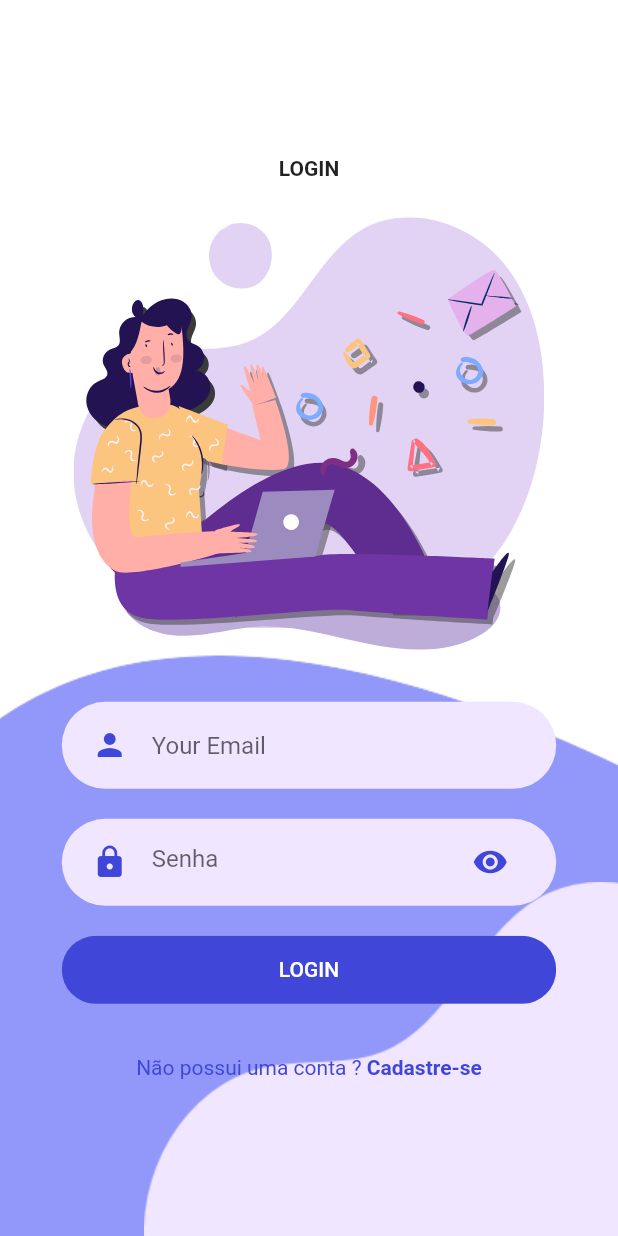
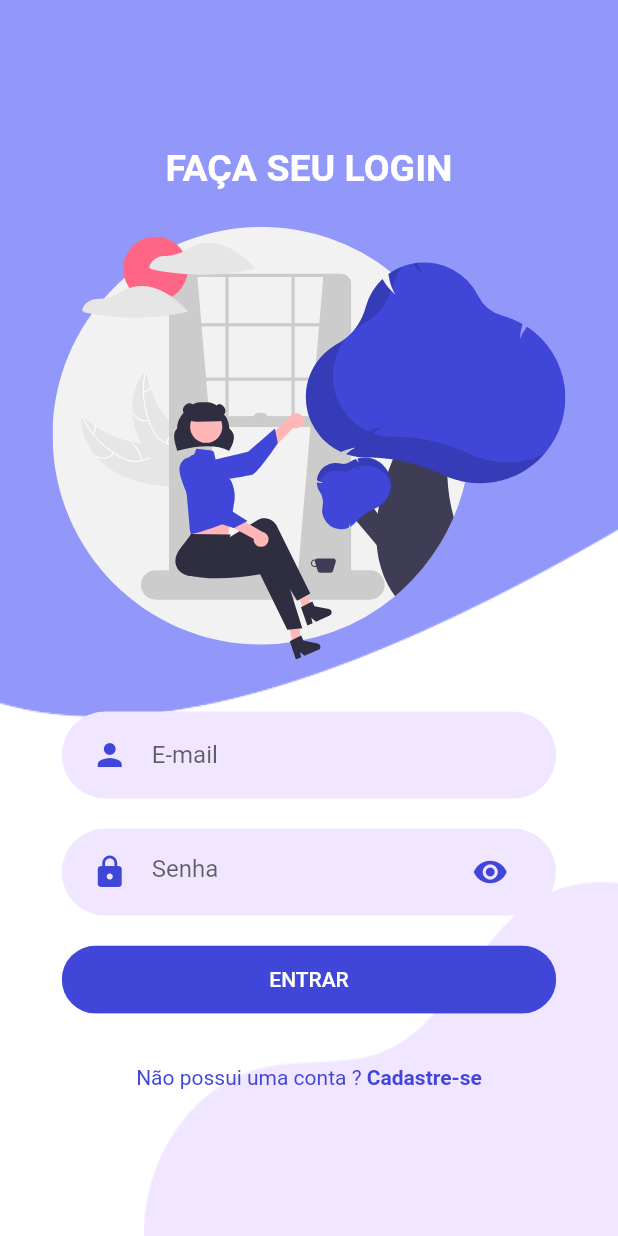
Before and after one commit to advairjunior/SindicosBR, a Flutter app: the screen it shows after launch, after a tap on "LOGIN", on a phone screen of 412 x 824 dp. Run offline on Flutter 3.47's test engine with Material 2 defaults, Android fonts, the phone set to English and light mode, and no system bars; our stand-ins replace flutter_svg.

Commit message:
Tela de login atualizada

```diff
--- a/lib/Screens/Login/components/background.dart
+++ b/lib/Screens/Login/components/background.dart
@@ -17,7 +17,7 @@ class Background extends StatelessWidget {
         alignment: Alignment.center,
         children: <Widget>[
           Positioned(
-            top: -200,
+            top: -980,
             child: Image.asset(
               "assets/images/contorno_cima.png",
             ),
--- a/lib/Screens/Login/components/body/body_mobile.dart
+++ b/lib/Screens/Login/components/body/body_mobile.dart
@@ -21,24 +21,27 @@ class BodyMobile extends StatelessWidget {
           mainAxisAlignment: MainAxisAlignment.center,
           children: <Widget>[
             const Text(
-              "LOGIN",
-              style: TextStyle(fontWeight: FontWeight.bold),
+              "FAÇA SEU LOGIN",
+              style: TextStyle(
+                  fontWeight: FontWeight.bold,
+                  fontSize: 25,
+                  color: Colors.white),
             ),
             SizedBox(height: size.height * 0.03),
             SvgPicture.asset(
-              "assets/icons/login.svg",
+              "assets/icons/loginIMG.svg",
               height: size.height * 0.35,
             ),
             SizedBox(height: size.height * 0.03),
             RoundedInputField(
-              hintText: "Your Email",
+              hintText: "E-mail",
               onChanged: (value) {},
             ),
             RoundedPasswordField(
               onChanged: (value) {},
             ),
             RoundedButton(
-              text: "LOGIN",
+              text: "ENTRAR",
               press: () {},
             ),
             SizedBox(height: size.height * 0.03),
--- a/lib/main.dart
+++ b/lib/main.dart
@@ -12,7 +12,7 @@ class MyApp extends StatelessWidget {
   Widget build(BuildContext context) {
     return MaterialApp(
       debugShowCheckedModeBanner: false,
-      title: 'Flutter Auth',
+      title: 'Síndicos BR',
       theme: ThemeData(
         primaryColor: kPrimaryColor,
         scaffoldBackgroundColor: Colors.white,
```
Also changed, not shown: assets/icons/loginIMG.svg (added).
